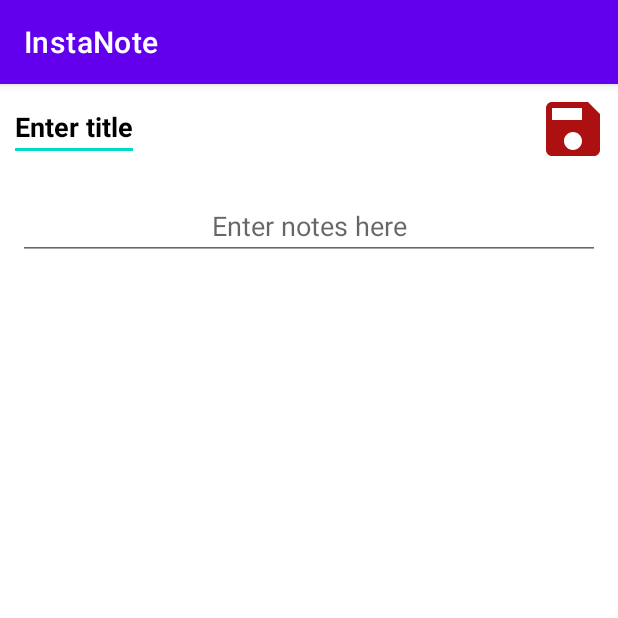
After one commit to animatedAnand/InstaNote, an Android app: the CreateNoteActivity screen opened directly, with no data from a screen before it, on a phone screen of 412 x 824 dp, the top half of it. The commit adds this screen. Run offline under Robolectric (Android 15) with nearby library versions, the phone set to English and light mode, and no system bars.

Commit message:
Create new note activity implemented

```diff
--- a/app/build.gradle
+++ b/app/build.gradle
@@ -21,6 +21,9 @@ android {
             proguardFiles getDefaultProguardFile('proguard-android-optimize.txt'), 'proguard-rules.pro'
         }
     }
+    buildFeatures {
+        viewBinding true;
+    }
     compileOptions {
         sourceCompatibility JavaVersion.VERSION_1_8
         targetCompatibility JavaVersion.VERSION_1_8
--- a/app/src/main/AndroidManifest.xml
+++ b/app/src/main/AndroidManifest.xml
@@ -10,6 +10,9 @@
         android:supportsRtl="true"
         android:theme="@style/Theme.InstaNote">
         <activity
+            android:name=".CreateNoteActivity"
+            android:exported="false" />
+        <activity
             android:name=".MainActivity"
             android:exported="true">
             <intent-filter>
--- /dev/null
+++ b/app/src/main/java/com/example/instanote/CreateNoteActivity.java
@@ -0,0 +1,50 @@
+package com.example.instanote;
+
+import androidx.appcompat.app.AppCompatActivity;
+
+import android.app.Activity;
+import android.content.Intent;
+import android.os.Bundle;
+import android.view.View;
+
+import com.example.instanote.Models.NotesModel;
+import com.example.instanote.databinding.ActivityCreateNoteBinding;
+import com.example.instanote.databinding.ActivityMainBinding;
+
+import java.text.SimpleDateFormat;
+import java.util.Date;
+
+public class CreateNoteActivity extends AppCompatActivity {
+        ActivityCreateNoteBinding binder;
+    @Override
+    protected void onCreate(Bundle savedInstanceState) {
+        super.onCreate(savedInstanceState);
+        binder=ActivityCreateNoteBinding.inflate(getLayoutInflater());
+        setContentView(binder.getRoot());
+
+        binder.ivSaveNote.setOnClickListener(new View.OnClickListener() {
+            @Override
+            public void onClick(View view) {
+                String title=binder.etTitle.getText().toString();
+                String note_content=binder.etNotes.getText().toString();
+                if(note_content.isEmpty())
+                {
+                    binder.etNotes.setError("Empty");
+                    binder.etNotes.requestFocus();
+                    return;
+                }
+                SimpleDateFormat formatter=new SimpleDateFormat("EEE d MMM yyyy HH:mm a");
+                Date date=new Date();
+                NotesModel note=new NotesModel();
+                note.setNote(note_content);
+                note.setTime(formatter.format(date));
+                note.setTitle(title);
+
+                Intent intent=new Intent();
+                intent.putExtra("note",note);
+                setResult(Activity.RESULT_OK,intent);
+                finish();
+            }
+        });
+    }
+}
--- a/app/src/main/java/com/example/instanote/Database/MainDAO.java
+++ b/app/src/main/java/com/example/instanote/Database/MainDAO.java
@@ -2,6 +2,7 @@ package com.example.instanote.Database;
 
 import static androidx.room.OnConflictStrategy.REPLACE;
 
+import androidx.room.Dao;
 import androidx.room.Delete;
 import androidx.room.Insert;
 import androidx.room.Query;
@@ -9,7 +10,7 @@ import androidx.room.Query;
 import com.example.instanote.Models.NotesModel;
 
 import java.util.List;
-
+@Dao
 public interface MainDAO {
     @Insert(onConflict = REPLACE)
     void insert(NotesModel note);
--- /dev/null
+++ b/app/src/main/res/drawable/ic_save.xml
@@ -0,0 +1,5 @@
+<vector android:height="24dp" android:tint="#AD1010"
+    android:viewportHeight="24" android:viewportWidth="24"
+    android:width="24dp" xmlns:android="http://schemas.android.com/apk/res/android">
+    <path android:fillColor="@android:color/white" android:pathData="M17,3L5,3c-1.11,0 -2,0.9 -2,2v14c0,1.1 0.89,2 2,2h14c1.1,0 2,-0.9 2,-2L21,7l-4,-4zM12,19c-1.66,0 -3,-1.34 -3,-3s1.34,-3 3,-3 3,1.34 3,3 -1.34,3 -3,3zM15,9L5,9L5,5h10v4z"/>
+</vector>
--- /dev/null
+++ b/app/src/main/res/layout/activity_create_note.xml
@@ -0,0 +1,39 @@
+<?xml version="1.0" encoding="utf-8"?>
+<LinearLayout xmlns:android="http://schemas.android.com/apk/res/android"
+    xmlns:app="http://schemas.android.com/apk/res-auto"
+    xmlns:tools="http://schemas.android.com/tools"
+    android:layout_width="match_parent"
+    android:layout_height="match_parent"
+    android:orientation="vertical"
+    tools:context=".CreateNoteActivity">
+
+    <RelativeLayout
+        android:layout_width="match_parent"
+        android:layout_height="wrap_content"
+        android:gravity="center_vertical"
+        android:layout_margin="6dp">
+        <EditText
+            android:id="@+id/et_title"
+            android:layout_width="wrap_content"
+            android:layout_height="wrap_content"
+            android:hint="Enter title"
+            android:textColorHint="@color/black"
+            android:textColor="@color/black"
+            android:textStyle="bold"/>
+        <ImageView
+            android:id="@+id/iv_save_note"
+            android:layout_width="48dp"
+            android:layout_height="48dp"
+            android:src="@drawable/ic_save"
+            android:layout_alignParentRight="true"/>
+    </RelativeLayout>
+
+    <EditText
+        android:id="@+id/et_notes"
+        android:layout_width="match_parent"
+        android:layout_height="wrap_content"
+        android:hint="Enter notes here"
+        android:gravity="center_horizontal"
+        android:layout_margin="12dp"/>
+
+</LinearLayout>
--- a/app/src/main/res/layout/note_item_layout.xml
+++ b/app/src/main/res/layout/note_item_layout.xml
@@ -2,6 +2,7 @@
 <androidx.cardview.widget.CardView xmlns:android="http://schemas.android.com/apk/res/android"
     android:layout_width="match_parent"
     android:layout_height="wrap_content"
+    android:layout_margin="6dp"
     xmlns:app="http://schemas.android.com/apk/res-auto"
     app:cardCornerRadius="8dp"
     android:id="@+id/cv_note_item"
```
Also changed, not shown: app/src/main/java/com/example/instanote/Adapter/NotesAdapter.java (+6 -2 lines), app/src/main/java/com/example/instanote/MainActivity.java (+71 -2 lines), app/src/main/res/layout/activity_main.xml (+9 -5 lines).
